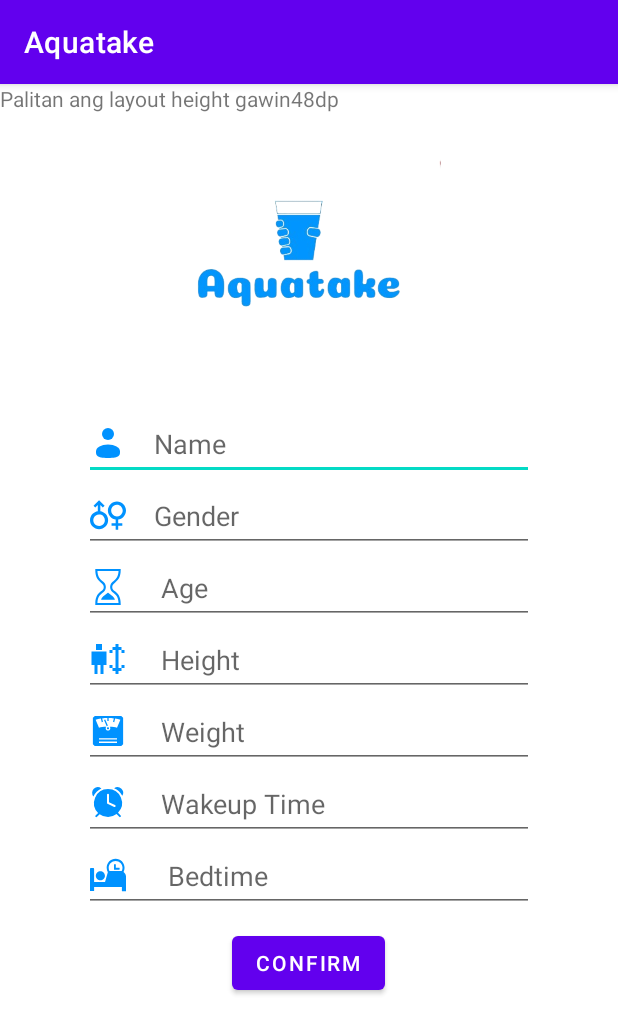
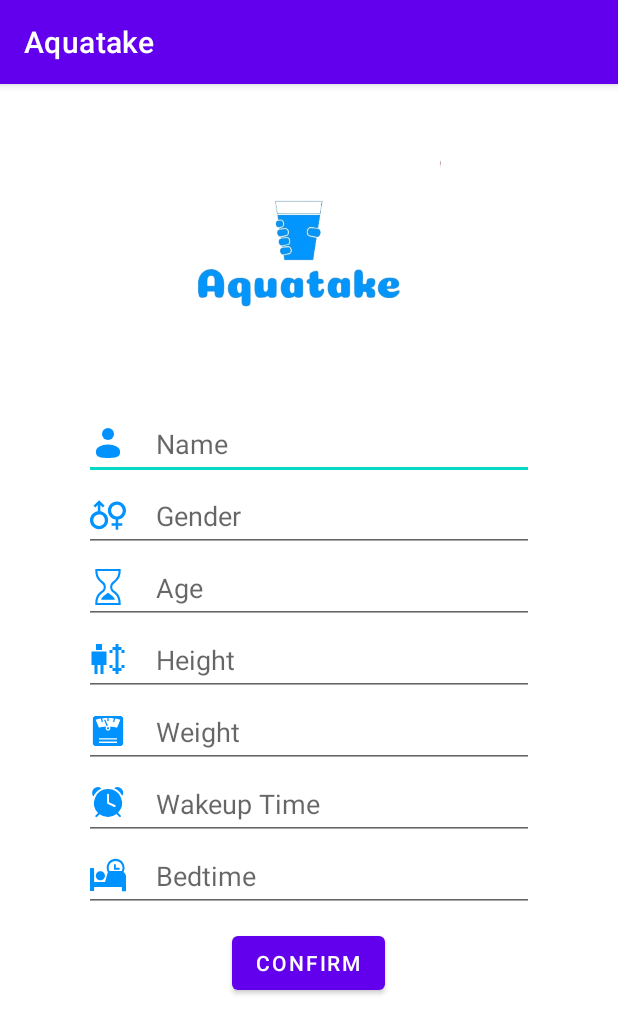
Before and after one commit to SaggyMassiveFuckingSackOfCode/AquaTake, an Android app: the screen it shows after launch (SetupProfile), after a tap on "CONFIRM", on a phone screen of 412 x 824 dp. Shown: the top 1034 px of the screen. Run offline under Robolectric (Android 15) with nearby library versions, the light colour scheme and no system bars.

Commit message:
Tick Tock Time To Fuck

```diff
--- a/app/src/main/java/com/example/aquatake/SetupProfile.java
+++ b/app/src/main/java/com/example/aquatake/SetupProfile.java
@@ -2,10 +2,13 @@ package com.example.aquatake;
 
 import androidx.appcompat.app.AppCompatActivity;
 
+import android.app.TimePickerDialog;
 import android.os.Bundle;
 import android.view.View;
 import android.widget.EditText;
 import android.widget.TextView;
+import android.widget.TimePicker;
+import android.widget.Toast;
 
 public class SetupProfile extends AppCompatActivity {
 
@@ -17,25 +20,47 @@ public class SetupProfile extends AppCompatActivity {
     private String wakeUpTime;
     private String bedTime;
 
+    private EditText etName;
+    private EditText etGender;
+    private EditText etAge;
+    private EditText etHeight;
+    private EditText etWeight;
+    private EditText etWakeUpTime;
+    private EditText etBedTime;
+
     @Override
     protected void onCreate(Bundle savedInstanceState) {
         super.onCreate(savedInstanceState);
         setContentView(R.layout.activity_setup_profile);
+        etName          = (EditText)findViewById(R.id.etName);
+        etGender        = (EditText)findViewById(R.id.etName);
+        etAge           = (EditText)findViewById(R.id.etName);
+        etHeight        = (EditText)findViewById(R.id.etName);
+        etWeight        = (EditText)findViewById(R.id.etName);
+        etWakeUpTime    = (EditText)findViewById(R.id.etName);
+        etBedTime       = (EditText)findViewById(R.id.etName);
     }
 
-
     public void onClickConfirm(View view) {
-        name        = ((EditText)findViewById(R.id.etName)).getText().toString();
-        gender      = ((EditText)findViewById(R.id.etGender)).getText().toString();
-        age         = ((EditText)findViewById(R.id.etAge)).getText().toString();
-        height      = ((EditText)findViewById(R.id.etHeight)).getText().toString();
-        weight      = ((EditText)findViewById(R.id.etWeight)).getText().toString();
-        wakeUpTime  = ((EditText)findViewById(R.id.etWakeUpTime)).getText().toString();
-        bedTime     = ((EditText)findViewById(R.id.etBedTime)).getText().toString();
+        name        = etName.getText().toString();
+        gender      = etGender.getText().toString();
+        age         = etAge.getText().toString();
+        height      = etHeight.getText().toString();
+        weight      = etWeight.getText().toString();
+        wakeUpTime  = etWakeUpTime.getText().toString();
+        bedTime     = etBedTime.getText().toString();
         if(name.isEmpty() || gender.isEmpty() || age.isEmpty() || height.isEmpty() || weight.isEmpty() || wakeUpTime.isEmpty() || bedTime.isEmpty())
         {
             return;
         }
-        ((TextView)findViewById(R.id.textView)).setText(name + gender + age + height + weight + wakeUpTime + bedTime);
+    }
+    public void setTime(View view) {
+        TimePickerDialog timePickerDialog = new TimePickerDialog(SetupProfile.this, new TimePickerDialog.OnTimeSetListener() {
+            @Override
+            public void onTimeSet(TimePicker timePicker, int hourOfDay, int minutes) {
+                ((EditText) view).setText(hourOfDay + ":" + (minutes < 10 ? "0" + minutes : minutes));
+            }
+        }, 0, 0, false);
+        timePickerDialog.show();
     }
 }
--- a/app/src/main/res/layout/activity_setup_profile.xml
+++ b/app/src/main/res/layout/activity_setup_profile.xml
@@ -5,13 +5,6 @@
     android:layout_width="match_parent"
     android:layout_height="match_parent"
     tools:context=".SetupProfile">
-
-
-    <TextView
-        android:id="@+id/textView"
-        android:layout_width="match_parent"
-        android:layout_height="48dp"
-        android:text="Palitan ang layout height gawin48dp" />
 
     <LinearLayout
         android:id="@+id/inputLayout"
@@ -28,8 +21,9 @@
             android:layout_height="48dp"
             android:ems="10"
             android:drawableStart="@drawable/user_svgrepo_com"
+            android:drawablePadding="20dp"
             android:inputType="textPersonName"
-            android:hint="    Name" />
+            android:hint="Name" />
 
         <EditText
             android:id="@+id/etGender"
@@ -37,8 +31,9 @@
             android:layout_height="48dp"
             android:ems="10"
             android:drawableStart="@drawable/gender_mark_1_svgrepo_com"
+            android:drawablePadding="20dp"
             android:inputType="textPersonName"
-            android:hint="    Gender" />
+            android:hint="Gender" />
 
         <EditText
             android:id="@+id/etAge"
@@ -46,42 +41,55 @@
             android:layout_height="48dp"
             android:ems="10"
             android:drawableStart="@drawable/hour_glass_svgrepo_com"
-            android:inputType="textPersonName"
-            android:hint="     Age" />
+            android:drawablePadding="20dp"
+            android:inputType="number"
+            android:hint="Age" />
         <EditText
             android:id="@+id/etHeight"
             android:layout_width="match_parent"
             android:layout_height="48dp"
             android:ems="10"
             android:drawableStart="@drawable/human_height_alt_svgrepo_com__1_"
-            android:inputType="textPersonName"
-            android:hint="     Height" />
+            android:drawablePadding="20dp"
+            android:inputType="number"
+            android:hint="Height" />
+
         <EditText
             android:id="@+id/etWeight"
             android:layout_width="match_parent"
             android:layout_height="48dp"
             android:ems="10"
             android:drawableStart="@drawable/weight_scale_svgrepo_com"
-            android:inputType="textPersonName"
-            android:hint="     Weight" />
+            android:drawablePadding="20dp"
+            android:inputType="number"
+            android:hint="Weight" />
 
         <EditText
             android:id="@+id/etWakeUpTime"
-            android:hint="     Wakeup Time"
             android:layout_width="match_parent"
             android:layout_height="48dp"
             android:ems="10"
             android:drawableStart="@drawable/alarm_clock_svgrepo_com__1_"
-            android:inputType="time" />
+            android:drawablePadding="20dp"
+            android:inputType="none"
+            android:focusable="false"
+            android:cursorVisible="false"
+            android:onClick="setTime"
+            android:hint="Wakeup Time"
+            tools:ignore="OnClick" />
 
         <EditText
             android:id="@+id/etBedTime"
-            android:hint="      Bedtime"
             android:layout_width="match_parent"
             android:layout_height="48dp"
             android:ems="10"
             android:drawableStart="@drawable/bedtime_svgrepo_com"
-            android:inputType="time" />
+            android:drawablePadding="20dp"
+            android:inputType="none"
+            android:focusable="false"
+            android:cursorVisible="false"
+            android:onClick="setTime"
+            android:hint="Bedtime" />
 
 
     </LinearLayout>
```
